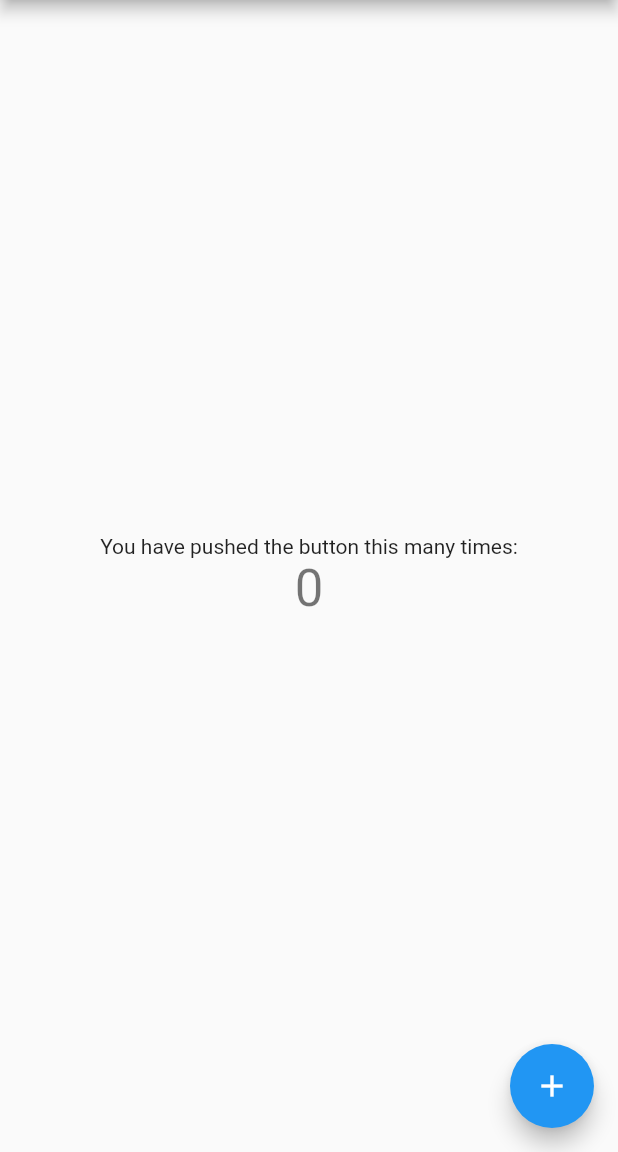
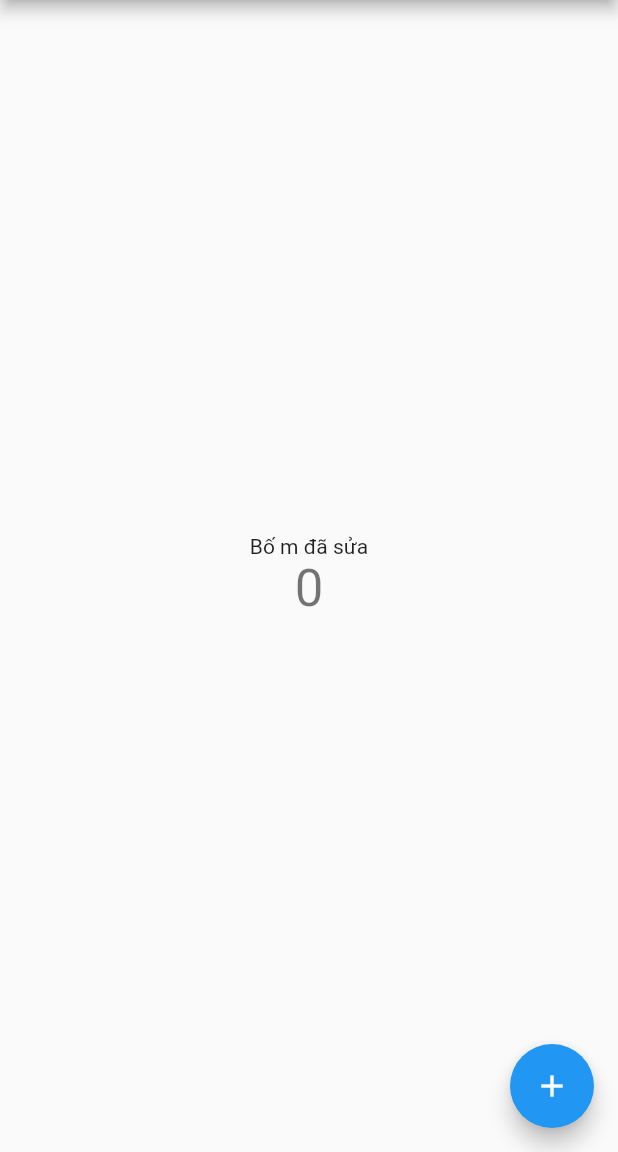
Before and after one commit to trinhthinh388/chat-app, a Flutter app: the screen it shows after launch, on a phone screen of 412 x 824 dp, the part 84-1236 px from its top. Run offline on Flutter 3.47's test engine with Material 2 defaults, Android fonts, the phone set to English and light mode, and no system bars.

Commit message:
edit text

```diff
--- a/lib/main.dart
+++ b/lib/main.dart
@@ -98,7 +98,7 @@ class _MyHomePageState extends State<MyHomePage> {
           mainAxisAlignment: MainAxisAlignment.center,
           children: <Widget>[
             Text(
-              'You have pushed the button this many times:',
+              'Bố m đã sửa',
             ),
             Text(
               '$_counter',
```
